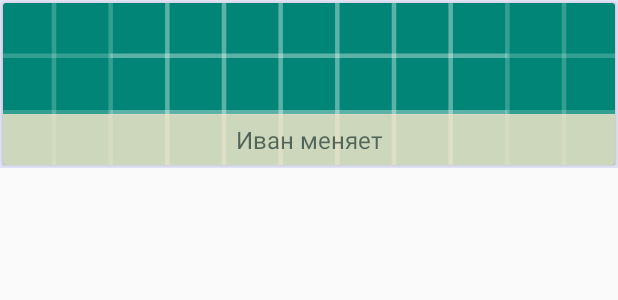
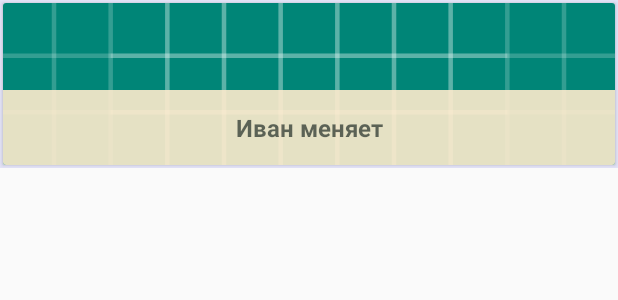
Before and after one commit to myNodeHub/KinoApp2, an Android app: the layout film_item_layout.xml on its own in the app's theme, with its tools: preview values and no code run, on a phone screen of 412 x 824 dp. Shown: the top 300 px of the screen. Run offline under Robolectric (Android 15) with nearby library versions, the phone set to English and light mode, and no system bars.

Commit message:
8th commit

```diff
--- a/app/build.gradle
+++ b/app/build.gradle
@@ -48,4 +48,5 @@ dependencies {
     annotationProcessor 'com.google.dagger:dagger-compiler:2.17'
     implementation 'org.apache.commons:commons-lang3:3.6'
     implementation 'com.android.support:percent:28.0.0'
+    implementation 'com.github.bumptech.glide:glide:4.9.0'
 }
--- a/app/src/main/AndroidManifest.xml
+++ b/app/src/main/AndroidManifest.xml
@@ -4,6 +4,7 @@
 
     <uses-permission android:name="android.permission.ACCESS_NETWORK_STATE" />
     <uses-permission android:name="android.permission.INTERNET" />
+    <uses-permission android:name="android.permission.WRITE_EXTERNAL_STORAGE"/>
     <application
         android:name=".App"
         android:allowBackup="true"
--- a/app/src/main/res/layout/film_item_layout.xml
+++ b/app/src/main/res/layout/film_item_layout.xml
@@ -15,17 +15,17 @@
 
         <ImageView
             android:id="@+id/card_view_image"
-            android:layout_width="fill_parent"
-            android:layout_height="fill_parent"
+            android:layout_width="match_parent"
+            android:layout_height="match_parent"
             android:scaleType="centerCrop"
             android:src="@drawable/ic_launcher_background" />
 
         <TextView
             android:id="@+id/itemFilm"
             android:layout_width="match_parent"
-            android:layout_height="wrap_content"
+            android:layout_height="50dp"
             android:layout_gravity="center_horizontal|bottom"
-            android:alpha="0.8"
+            android:alpha="0.9"
             android:background="#FFEBCD"
             android:gravity="center"
             android:ellipsize="end"
@@ -34,7 +34,8 @@
             android:textAppearance="?android:attr/textAppearanceMedium"
             android:padding="6dp"
             android:text="Иван меняет"
-            android:textSize="16dp" />
+            android:textSize="16dp"
+            android:textStyle="bold"/>
 
 
     </android.support.v7.widget.CardView>
--- a/app/src/main/res/layout/fragment_fragment2.xml
+++ b/app/src/main/res/layout/fragment_fragment2.xml
@@ -30,7 +30,7 @@
             <LinearLayout
                 android:id="@+id/container_toolbar"
                 android:layout_width="match_parent"
-                android:layout_height="match_parent"
+                android:layout_height="wrap_content"
                 android:orientation="horizontal"
                 android:paddingBottom="3dp">
 
@@ -54,7 +54,7 @@
                     <TextView
                         android:id="@+id/localized_name_tv"
                         android:layout_width="match_parent"
-                        android:layout_height="match_parent"
+                        android:layout_height="wrap_content"
                         android:gravity="center"
                         android:text="localized_name_tv"
                         android:textSize="22dp" />
```
Also changed, not shown: app/src/main/java/com/example/kinoapp2/RecyclerViewAdapterFilm.java (+15 -16 lines), app/src/main/java/com/example/kinoapp2/RecyclerViewAdapterGenre.java (+15 -2 lines), app/src/main/java/com/example/kinoapp2/ui/fragments/Fragment2/Fragment2.java (+30 -18 lines).
